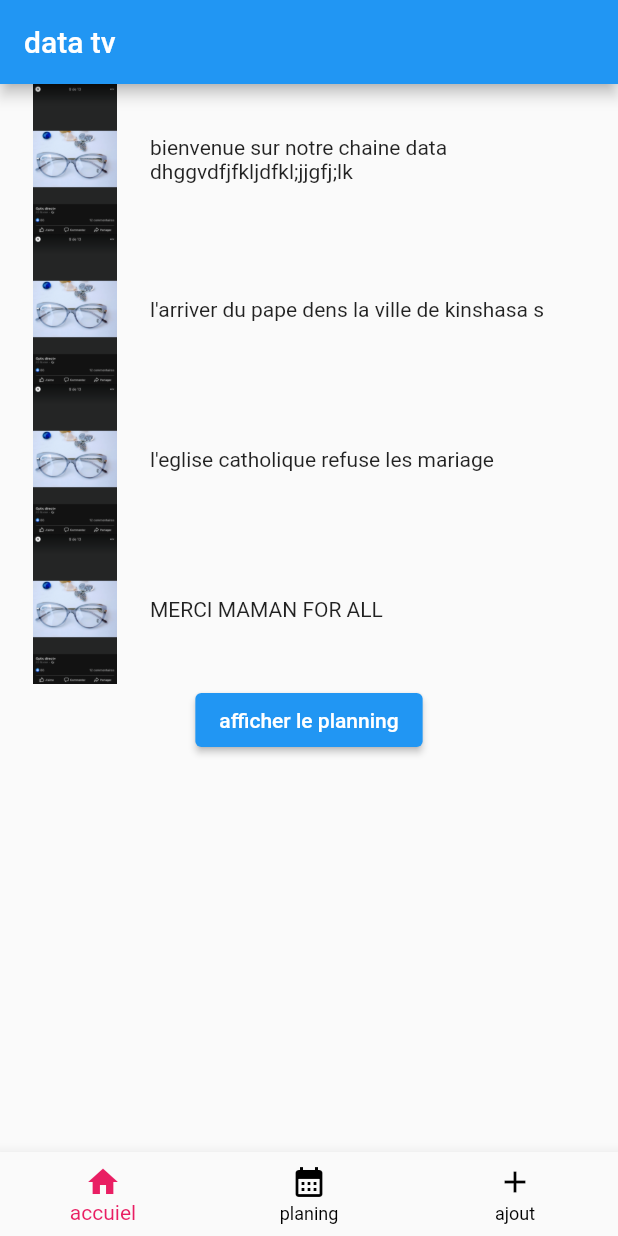
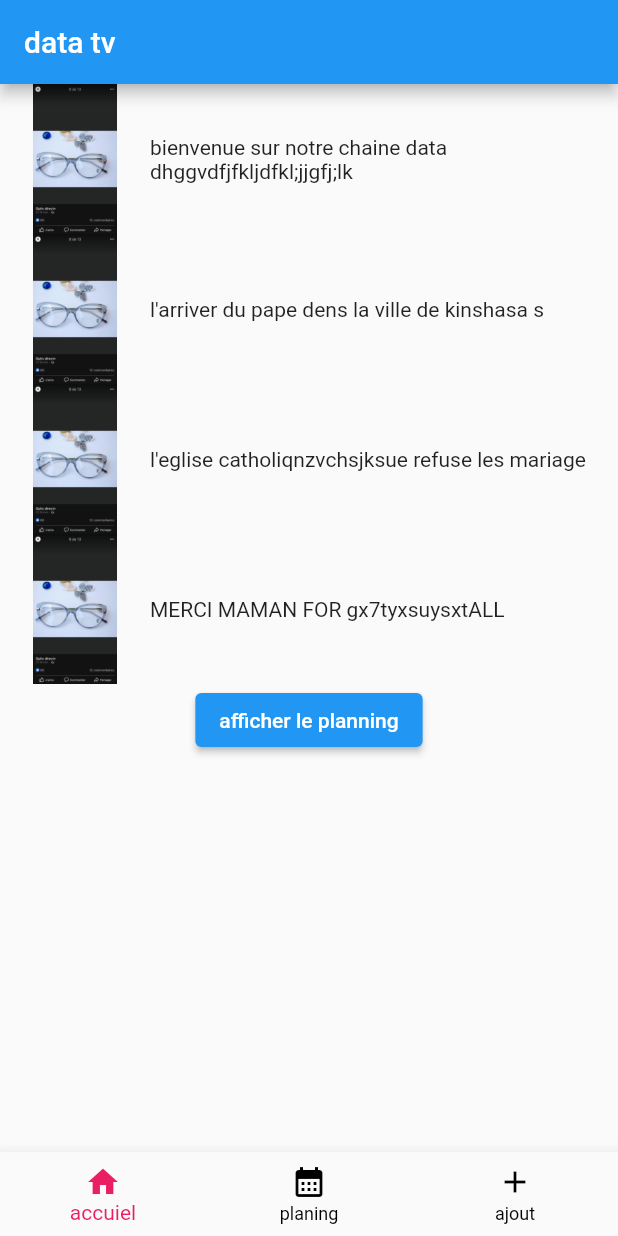
Before and after one commit to abigaelmakasi/data-tv, a Flutter app: the screen it shows after launch, on a phone screen of 412 x 824 dp. Run offline on Flutter 3.47's test engine with Material 2 defaults, Android fonts, the phone set to English and light mode, and no system bars.

Commit message:
changement de branche

```diff
--- a/lib/screens/home_screen.dart
+++ b/lib/screens/home_screen.dart
@@ -53,7 +53,7 @@ class _HomeScreenState extends State<HomeScreen> {
                     width: 100,
                     height: 100,
                   ),
-                  const Text("l'eglise catholique refuse les mariage")
+                  const Text("l'eglise catholiqnzvchsjksue refuse les mariage")
 
 
                 ],
@@ -67,7 +67,7 @@ class _HomeScreenState extends State<HomeScreen> {
                     width: 100,
                     height: 100,
                   ),
-                  const Text("MERCI MAMAN FOR ALL")
+                  const Text("MERCI MAMAN FOR gx7tyxsuysxtALL")
 
 
                 ],
```
